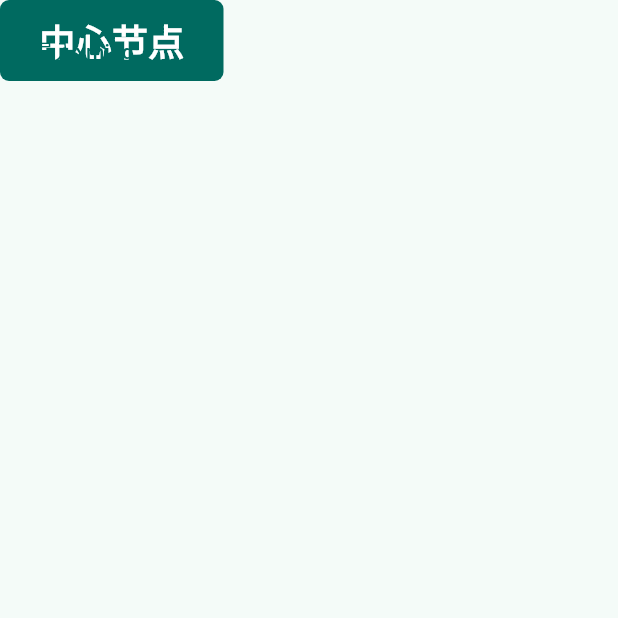
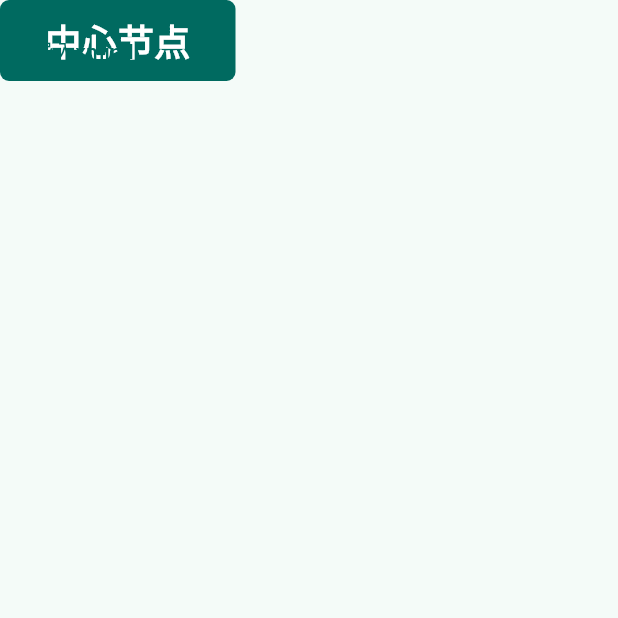
Before and after one commit to qinshah/mind_map_editor, a Flutter app: the screen it shows after launch, on a phone screen of 412 x 824 dp, the top half of it. Run offline on Flutter 3.47's test engine with Material 3 defaults, Android fonts, the phone set to English and light mode, and no system bars; missing offline and left inert: file_selector.

Commit message:
refactor(mind_map): 重构思维导图节点布局与主题配置
- 修改节点间距属性名以提高语义清晰度
- 调整节点内边距以优化视觉效果
- 添加父子节点关系引用以支持更复杂的布局逻辑
- 更新节点构建逻辑以适应新的数据结构
- 优化根节点及其子节点的主题样式配置
- 修复节点路径索引计算方式以确保正确性

```diff
--- a/lib/data_model/mind_map_theme.dart
+++ b/lib/data_model/mind_map_theme.dart
@@ -1,13 +1,13 @@
 import 'package:flutter/painting.dart';
 
 class MindMapTheme {
-  final double spacingBetweenChild;
+  final double spacingWithBrother;
 
-  final double spacingBetweenParentAndChild;
+  final double spacingWithParent;
 
   const MindMapTheme({
-    this.spacingBetweenChild = 3,
-    this.spacingBetweenParentAndChild = 20,
+    this.spacingWithBrother = 4,
+    this.spacingWithParent = 20,
   });
 }
 
@@ -21,6 +21,6 @@ class NodeTheme {
   const NodeTheme({
     this.textStyle,
     this.color,
-    this.padding = const EdgeInsets.all(8),
+    this.padding = const EdgeInsets.symmetric(horizontal: 18, vertical: 6),
   });
 }
--- a/lib/data_model/xmind.dart
+++ b/lib/data_model/xmind.dart
@@ -1,4 +1,5 @@
 class Node {
+  Node? parent;
   final String id;
   String title;
   bool titleUnedited;
@@ -8,6 +9,7 @@ class Node {
   List<Node> get childNodes => children?.attached ?? [];
 
   Node({
+    required this.parent,
     required this.id,
     required this.title,
     required this.path,
@@ -15,19 +17,33 @@ class Node {
     this.children,
   });
 
-  factory Node.fromJson(Map<String, dynamic> json, {required List<int> path}) {
-    return Node(
+  factory Node.fromJson(
+    Map<String, dynamic> json, {
+    required List<int> path,
+    required Node? parent,
+  }) {
+    final node = Node(
+      parent: parent,
       path: path,
       id: json['id'] as String,
       title: json['title'] as String,
       titleUnedited: json['titleUnedited'] as bool? ?? false,
-      children: json['children'] == null
-          ? null
-          : Children.fromJson(
-              json['children'] as Map<String, dynamic>,
-              parentPath: path,
-            ),
     );
+    node.children = json['children'] == null
+        ? null
+        : Children.fromJson(
+            parent: node,
+            json['children'] as Map<String, dynamic>,
+            parentPath: path,
+          );
+    return node;
+  }
+
+  bool get isFirstChild => path.last == 0;
+
+  bool get isMidChild {
+    if (parent == null) return false;
+    return path.last == parent!.childNodes.length ~/ 2;
   }
 
   Map<String, dynamic> toJson() {
@@ -48,11 +64,16 @@ class Children {
   factory Children.fromJson(
     Map<String, dynamic> json, {
     required List<int> parentPath,
+    required Node? parent,
   }) {
     final attachedMaps = json['attached'] as List;
     return Children(
       attached: List.generate(attachedMaps.length, (index) {
-        return Node.fromJson(attachedMaps[index], path: [...parentPath, index]);
+        return Node.fromJson(
+          attachedMaps[index],
+          path: [...parentPath, index],
+          parent: parent,
+        );
       }),
     );
   }
@@ -67,13 +88,15 @@ class Xmind {
 
   Xmind({required this.root});
 
-  Xmind.empty() : root = Node(id: 'root', title: '中心节点', path: []);
+  Xmind.empty()
+    : root = Node(id: 'root', title: '中心节点', path: [0], parent: null);
 
   factory Xmind.fromJson(List<dynamic> json) {
     return Xmind(
       root: Node.fromJson(
+        parent: null,
         json[0]['rootTopic'] as Map<String, dynamic>,
-        path: [],
+        path: [0],
       ),
     );
   }
--- a/lib/module/mind_map/view/mind_map.dart
+++ b/lib/module/mind_map/view/mind_map.dart
@@ -6,49 +6,51 @@ import 'package:mind_map_editor/data_model/xmind.dart';
 import 'package:provider/provider.dart';
 
 class MindMap extends StatefulWidget {
-  final Node curNode;
-  const MindMap(this.curNode, {super.key});
+  final Node rootNode;
+  const MindMap(this.rootNode, {super.key});
 
   @override
   State<MindMap> createState() => _MindMapState();
 }
 
 class _MindMapState extends State<MindMap> {
-  late final _curNode = widget.curNode;
+  Node get node => widget.rootNode;
 
   @override
   Widget build(BuildContext context) {
     final notifier = context.watch<MindMapNotifier>();
-    final expanded = notifier.getExpanded(_curNode.id);
-    final theme = _curNode.path.isEmpty
-        ? MindMapTheme(
-            spacingBetweenChild: 10,
-            spacingBetweenParentAndChild: 40,
-          )
+    final expanded = notifier.getExpanded(node.id);
+    final depth = node.path.length;
+    final theme = depth == 1
+        // 根节点
+        ? MindMapTheme(spacingWithBrother: 0, spacingWithParent: 0)
+        : depth == 2
+        // 根节点的子节点
+        ? MindMapTheme(spacingWithBrother: 10, spacingWithParent: 40)
+        // 后面的节点
         : MindMapTheme();
-    return Row(
+    return Padding(
+      padding: EdgeInsets.only(
+        // 与前一个兄弟节点之间
+        top: node.isFirstChild ? 0 : theme.spacingWithBrother,
+        // 与父节点之间
+        left: theme.spacingWithParent,
+      ),
+      child: Row(
         children: [
-        // 节点卡片
-        NodeWidget(_curNode, onTap: () => notifier.toggleExpand(_curNode.id)),
+          // 根节点卡片
+          NodeWidget(node, onTap: () => notifier.toggleExpand(node.id)),
           // 子节点区域
-        if (expanded && _curNode.childNodes.isNotEmpty) ...[
-          SizedBox(width: theme.spacingBetweenParentAndChild),
+          if (expanded && node.childNodes.isNotEmpty)
             Column(
               crossAxisAlignment: CrossAxisAlignment.start,
-            children: List.generate(_curNode.childNodes.length, (index) {
-              final childNode = _curNode.childNodes[index];
-              final key = ValueKey(childNode.id);
-              if (index > 0) {
-                return Padding(
-                  padding: EdgeInsets.only(top: theme.spacingBetweenChild),
-                  child: MindMap(childNode, key: key),
-                );
-              }
-              return MindMap(childNode, key: key);
+              children: List.generate(node.childNodes.length, (index) {
+                final childNode = node.childNodes[index];
+                return MindMap(childNode);
               }),
             ),
         ],
-      ],
+      ),
     );
   }
 }
--- a/lib/module/mind_map/view/node_widget.dart
+++ b/lib/module/mind_map/view/node_widget.dart
@@ -11,16 +11,17 @@ class NodeWidget extends StatelessWidget {
   @override
   Widget build(BuildContext context) {
     final depth = node.path.length;
-    final color = node.path.isEmpty
+    final color = depth == 1
         ? Theme.of(context).colorScheme.primary
         // 控制相同分支色调一致
-        : Colors.primaries[node.path.first % Colors.primaries.length].withAlpha(
-            255 - 60 * (depth - 1).clamp(0, 1), // 越深颜色越浅
+        : Colors.primaries[node.path[1] % Colors.primaries.length].withAlpha(
+            255 - 60 * (depth - 2).clamp(0, 1), // 越深颜色越浅
           );
     final textColor = color.computeLuminance() > 0.5
         ? Colors.black
         : Colors.white;
-    final theme = depth == 0
+    final theme = depth == 1
+        // 根节点
         ? NodeTheme(
             color: color,
             textStyle: TextStyle(
@@ -28,11 +29,13 @@ class NodeWidget extends StatelessWidget {
               fontSize: 24,
               fontWeight: FontWeight.w800,
             ),
-            padding: const EdgeInsets.symmetric(horizontal: 26, vertical: 10),
+            padding: const EdgeInsets.symmetric(horizontal: 30, vertical: 10),
           )
-        : depth == 1
+        : depth == 2
+        // 一级分支节点
         ? NodeTheme(
             color: color,
+            padding: const EdgeInsets.symmetric(horizontal: 24, vertical: 8),
             textStyle: TextStyle(
               color: textColor,
               fontSize: 18,
```
Lines whose indentation alone changed are shown as unchanged.
